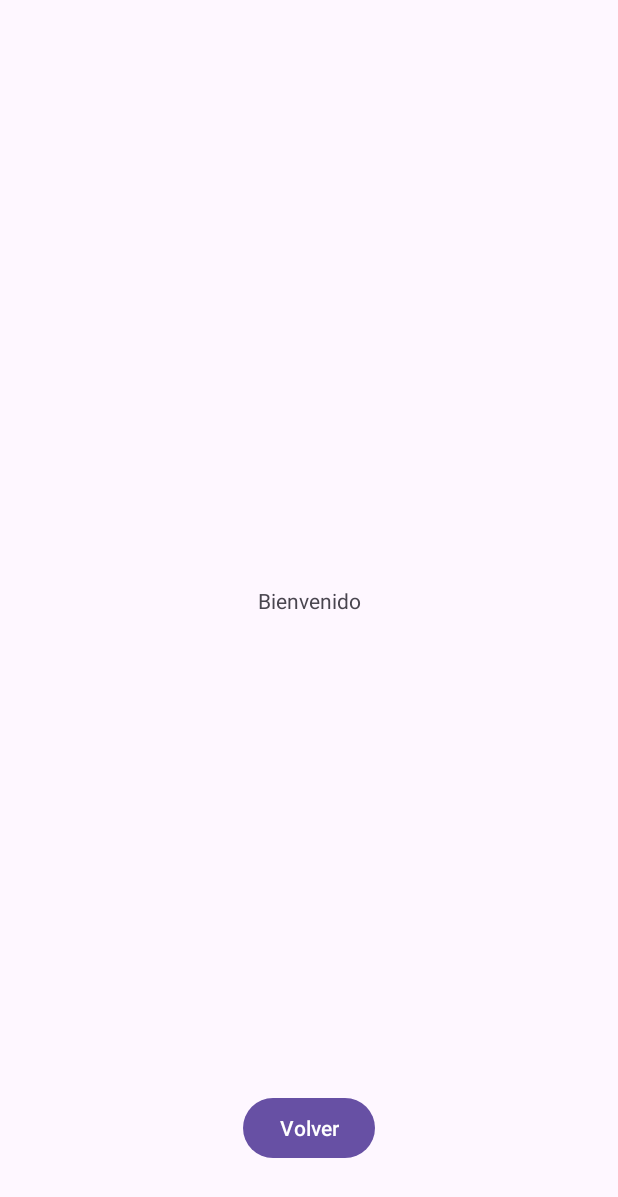
After one commit to Alexiyo85/AplicacionKotlin, an Android app: the layout activity_segunda.xml on its own in the app's theme, with its tools: preview values and no code run, on a phone screen of 412 x 824 dp. The commit adds this screen. Shown: the top 1197 px of the screen. Run offline under Robolectric (Android 15) with nearby library versions, the phone set to English and light mode, and no system bars.

Commit message:
agregar segunda ventana

```diff
--- a/app/build.gradle.kts
+++ b/app/build.gradle.kts
@@ -43,6 +43,7 @@ dependencies {
     implementation(libs.material)
     implementation(libs.androidx.activity)
     implementation(libs.androidx.constraintlayout)
+    implementation(libs.androidx.material3)
     testImplementation(libs.junit)
     androidTestImplementation(libs.androidx.junit)
     androidTestImplementation(libs.androidx.espresso.core)
--- a/app/src/main/java/com/example/aplicacionkotlin/MainActivity.kt
+++ b/app/src/main/java/com/example/aplicacionkotlin/MainActivity.kt
@@ -1,5 +1,6 @@
 package com.example.aplicacionkotlin
 
+import android.content.Intent
 import android.os.Bundle
 import android.widget.Button
 import android.widget.EditText
@@ -27,6 +28,11 @@ class MainActivity : AppCompatActivity() {
             if(nombre.isNotEmpty()){
                 campoText.text = "Bienvenido, $nombre"
             }
+
+            val intent = Intent(this, SegundaActivity::class.java)
+            intent.putExtra("NOMBRE_USUARIO", nombre)
+            startActivity(intent)
+
         }
 
         botonCancelar.setOnClickListener {
--- /dev/null
+++ b/app/src/main/res/layout/activity_segunda.xml
@@ -0,0 +1,28 @@
+<?xml version="1.0" encoding="utf-8"?>
+<androidx.constraintlayout.widget.ConstraintLayout xmlns:android="http://schemas.android.com/apk/res/android"
+    xmlns:app="http://schemas.android.com/apk/res-auto"
+    xmlns:tools="http://schemas.android.com/tools"
+    android:layout_width="match_parent"
+    android:layout_height="match_parent"
+    android:layout_marginBottom="24dp">
+
+    <TextView
+        android:id="@+id/textoBienvenida"
+        android:layout_width="wrap_content"
+        android:layout_height="wrap_content"
+        android:text="Bienvenido"
+        app:layout_constraintBottom_toBottomOf="parent"
+        app:layout_constraintEnd_toEndOf="parent"
+        app:layout_constraintStart_toStartOf="parent"
+        app:layout_constraintTop_toTopOf="parent" />
+
+    <Button
+        android:id="@+id/botonVolver"
+        android:layout_width="wrap_content"
+        android:layout_height="wrap_content"
+        android:layout_marginBottom="24dp"
+        android:text="Volver"
+        app:layout_constraintBottom_toBottomOf="parent"
+        app:layout_constraintEnd_toEndOf="parent"
+        app:layout_constraintStart_toStartOf="parent" />
+</androidx.constraintlayout.widget.ConstraintLayout>
--- a/gradle/libs.versions.toml
+++ b/gradle/libs.versions.toml
@@ -9,6 +9,7 @@ appcompat = "1.7.1"
 material = "1.13.0"
 activity = "1.11.0"
 constraintlayout = "2.2.1"
+material3 = "1.4.0"
 
 [libraries]
 androidx-core-ktx = { group = "androidx.core", name = "core-ktx", version.ref = "coreKtx" }
@@ -19,6 +20,7 @@ androidx-appcompat = { group = "androidx.appcompat", name = "appcompat", version
 material = { group = "com.google.android.material", name = "material", version.ref = "material" }
 androidx-activity = { group = "androidx.activity", name = "activity", version.ref = "activity" }
 androidx-constraintlayout = { group = "androidx.constraintlayout", name = "constraintlayout", version.ref = "constraintlayout" }
+androidx-material3 = { group = "androidx.compose.material3", name = "material3", version.ref = "material3" }
 
 [plugins]
 android-application = { id = "com.android.application", version.ref = "agp" }
```
Also changed, not shown: app/src/main/java/com/example/aplicacionkotlin/SegundaActivity.kt (added, +25 -0 lines).
